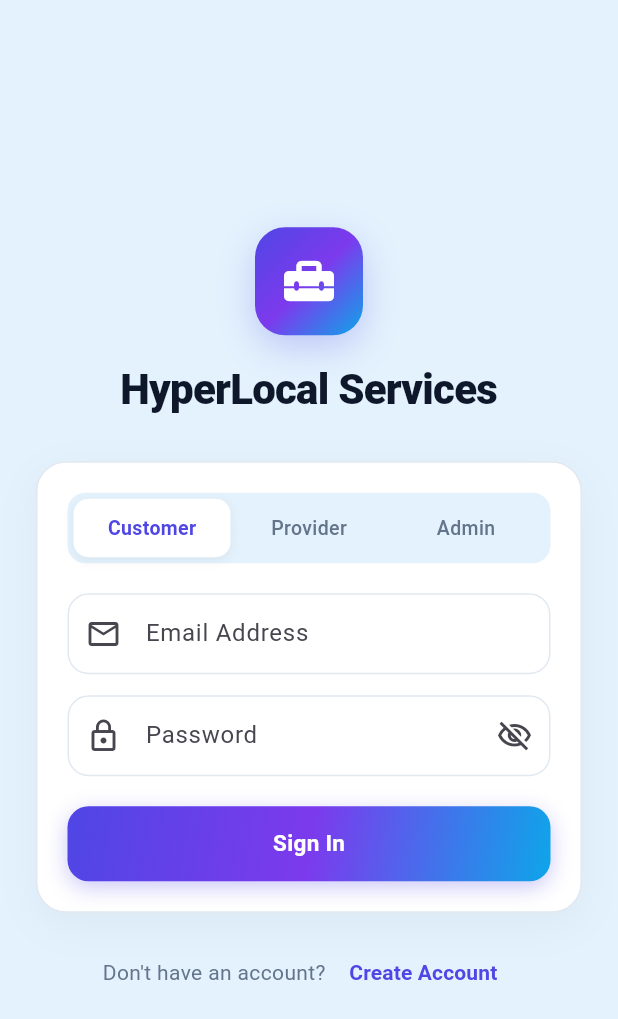
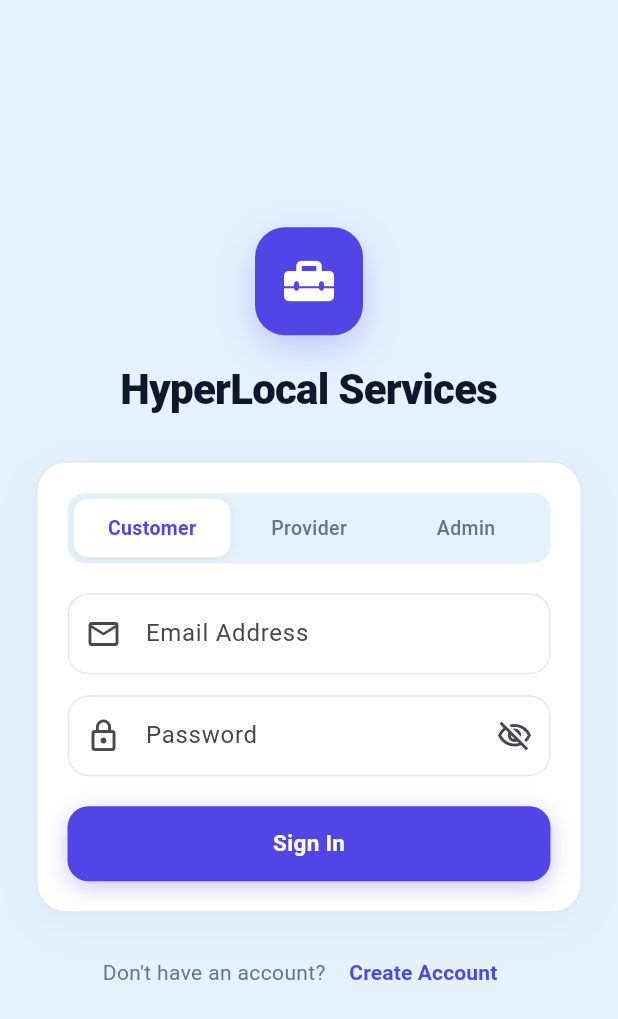
Before and after one commit to Jaya-Shivaani/hyperlocal_services, a Flutter app: the screen it shows after launch, on a phone screen of 412 x 824 dp. Shown: the top 1019 px of the screen. Run offline on Flutter 3.47's test engine with Material 3 defaults, Android fonts, the phone set to English and light mode, and no system bars; our stand-ins replace shared_preferences; accounts and stored records are empty.

Commit message:
Replace remaining gradients with solid primary colour

```diff
--- a/lib/screens/home_screen.dart
+++ b/lib/screens/home_screen.dart
@@ -133,7 +133,7 @@ class _HomeScreenState extends State<HomeScreen> {
                     Container(
                       padding: const EdgeInsets.all(18),
                       decoration: BoxDecoration(
-                        gradient: kAiGradient,
+                        color: kPrimaryColor,
                         borderRadius: BorderRadius.circular(18),
                         boxShadow: [
                           BoxShadow(
@@ -289,7 +289,7 @@ class _CategoryCard extends StatelessWidget {
               Container(
                 padding: const EdgeInsets.all(10),
                 decoration: BoxDecoration(
-                  gradient: kSoftAiGradient,
+                  color: kPrimaryColor,
                   borderRadius: BorderRadius.circular(14),
                 ),
                 child:
--- a/lib/screens/login_screen.dart
+++ b/lib/screens/login_screen.dart
@@ -82,7 +82,7 @@ class _LoginScreenState extends State<LoginScreen> {
                         Container(
                           padding: const EdgeInsets.all(16),
                           decoration: BoxDecoration(
-                            gradient: kAiGradient,
+                            color: kPrimaryColor,
                             borderRadius: BorderRadius.circular(20),
                             boxShadow: [
                               BoxShadow(
@@ -175,7 +175,7 @@ class _LoginScreenState extends State<LoginScreen> {
                               ? const Center(child: CircularProgressIndicator())
                               : DecoratedBox(
                                   decoration: BoxDecoration(
-                                    gradient: kAiGradient,
+                                    color: kPrimaryColor,
                                     borderRadius: BorderRadius.circular(14),
                                     boxShadow: [
                                       BoxShadow(
@@ -224,7 +224,7 @@ class _LoginScreenState extends State<LoginScreen> {
                         child: Container(
                           padding: const EdgeInsets.all(12),
                           decoration: BoxDecoration(
-                            gradient: kSoftAiGradient,
+                            color: kPrimaryColor,
                             borderRadius: BorderRadius.circular(12),
                             border: Border.all(color: kPrimaryColor.withValues(alpha: 0.2)),
                           ),
@@ -245,7 +245,7 @@ class _LoginScreenState extends State<LoginScreen> {
                         child: Container(
                           padding: const EdgeInsets.all(12),
                           decoration: BoxDecoration(
-                            gradient: kSoftAiGradient,
+                            color: kPrimaryColor,
                             borderRadius: BorderRadius.circular(12),
                             border: Border.all(color: kPrimaryColor.withValues(alpha: 0.2)),
                           ),
```
